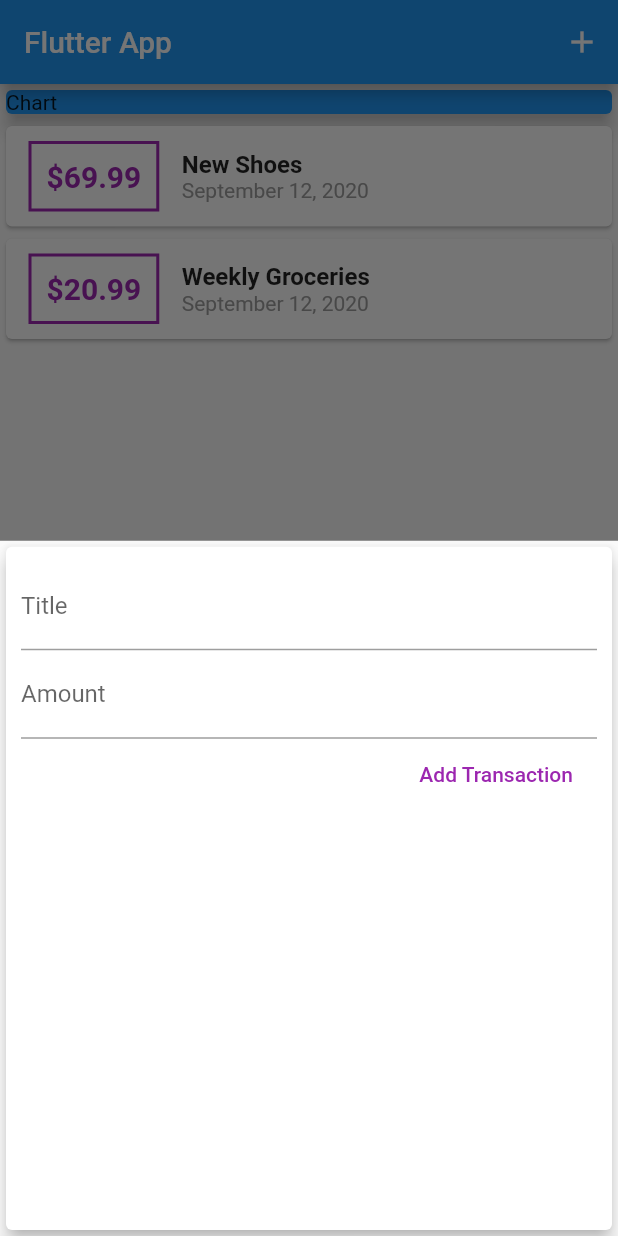
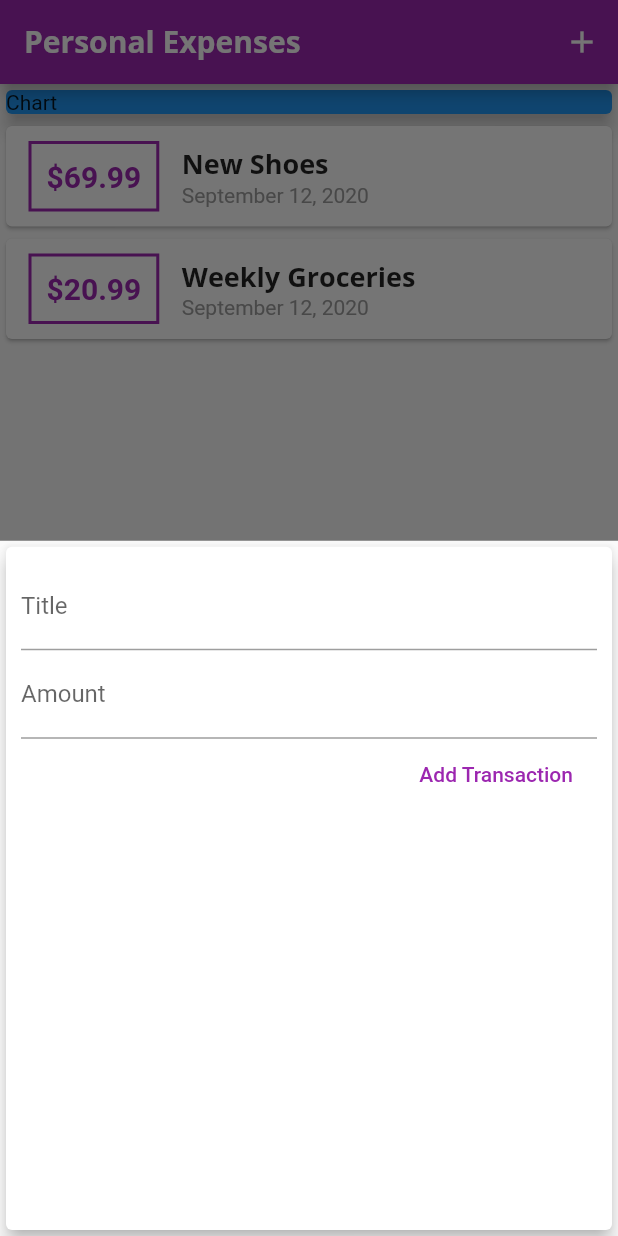
Before and after one commit to Rahul987725800/flutter-expense_planner, a Flutter app: the screen it shows after launch, after a tap on the "add" icon, on a phone screen of 412 x 824 dp. Run offline on Flutter 3.47's test engine with Material 2 defaults, Android fonts, the phone set to English and light mode, and no system bars.

Commit message:
added global theme

```diff
--- a/lib/main.dart
+++ b/lib/main.dart
@@ -10,7 +10,28 @@ class MyApp extends StatelessWidget {
   @override
   Widget build(BuildContext context) {
     return MaterialApp(
-      title: 'Flutter App',
+      title: 'Personal Expenses',
+      theme: ThemeData(
+        primarySwatch: Colors.purple,
+        accentColor: Colors.amber,
+        fontFamily: 'Quicksand',
+        textTheme: ThemeData.light().textTheme.copyWith(
+              bodyText1: TextStyle(
+                fontFamily: 'OpenSans',
+                fontWeight: FontWeight.bold,
+                fontSize: 18,
+              ),
+            ),
+        appBarTheme: AppBarTheme(
+          textTheme: ThemeData.light().textTheme.copyWith(
+                headline6: TextStyle(
+                  fontFamily: 'OpenSans',
+                  fontSize: 20,
+                  fontWeight: FontWeight.bold,
+                ),
+              ),
+        ),
+      ),
       home: MyHomePage(),
     );
   }
@@ -60,7 +81,9 @@ class _MyHomePageState extends State<MyHomePage> {
   Widget build(BuildContext context) {
     return Scaffold(
       appBar: AppBar(
-        title: Text('Flutter App'),
+        title: Text(
+          'Personal Expenses',
+        ),
         actions: [
           IconButton(
             icon: Icon(
--- a/lib/widgets/new_transaction.dart
+++ b/lib/widgets/new_transaction.dart
@@ -53,7 +53,7 @@ class _NewTransactionState extends State<NewTransaction> {
             ),
             FlatButton(
               child: Text('Add Transaction'),
-              textColor: Colors.purple,
+              textColor: Theme.of(context).primaryColor,
               onPressed: submitData,
             ),
           ],
--- a/lib/widgets/transaction_list.dart
+++ b/lib/widgets/transaction_list.dart
@@ -22,7 +22,7 @@ class TransactionList extends StatelessWidget {
                   ),
                   decoration: BoxDecoration(
                     border: Border.all(
-                      color: Colors.purple,
+                      color: Theme.of(context).primaryColor,
                       width: 2,
                     ),
                   ),
@@ -31,18 +31,17 @@ class TransactionList extends StatelessWidget {
                     style: TextStyle(
                       fontWeight: FontWeight.bold,
                       fontSize: 20,
-                      color: Colors.purple,
+                      color: Theme.of(context).primaryColor,
                     ),
                   ),
                 ),
                 Column(
                   crossAxisAlignment: CrossAxisAlignment.start,
                   children: <Widget>[
-                    Text(transactions[index].title,
-                        style: TextStyle(
-                          fontSize: 16,
-                          fontWeight: FontWeight.bold,
-                        )),
+                    Text(
+                      transactions[index].title,
+                      style: Theme.of(context).textTheme.bodyText1,
+                    ),
                     Text(
                       DateFormat.yMMMMd().format(transactions[index].date),
                       style: TextStyle(
```
Also changed, not shown: pubspec.yaml (+12 -6 lines), 1 other file.
